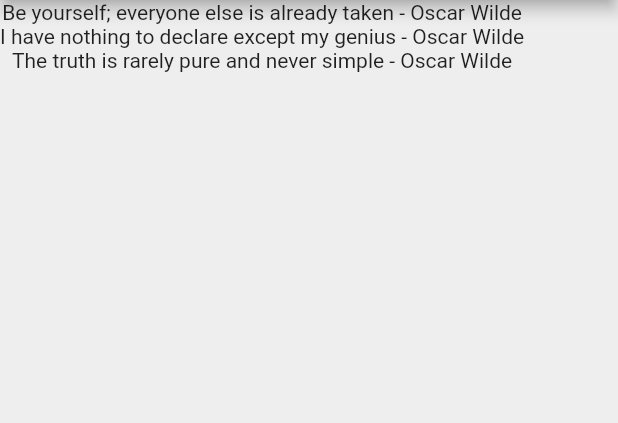
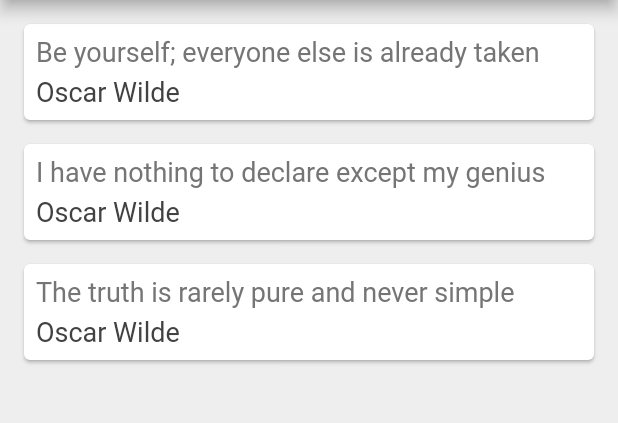
Before and after one commit to Lakshan555/QuoteList, a Flutter app: the screen it shows after launch, on a phone screen of 412 x 824 dp, the part 84-507 px from its top. Run offline on Flutter 3.47's test engine with Material 2 defaults, Android fonts, the phone set to English and light mode, and no system bars.

Commit message:
custom class(Map)

```diff
--- a/lib/main.dart
+++ b/lib/main.dart
@@ -21,6 +21,10 @@ class _QuoteListState extends State<QuoteList> {
     Quote(author: 'Oscar Wilde', text: 'The truth is rarely pure and never simple')
   ];
 
+  // Widget quteTemplete(quote){
+  //   return QuoteCard(quote:quote);
+  // }
+
   @override
   Widget build(BuildContext context) {
     return Scaffold(
@@ -32,10 +36,47 @@ class _QuoteListState extends State<QuoteList> {
       ),
 
       body: Column(
-        children: quotes.map((quote) => Text('${quote.text} - ${quote.author}')).toList(),
+        children: quotes.map((quote) => QuoteCard(quote:quote)).toList(),
 
       ),
 
     );
   }
 }
+
+class QuoteCard extends StatelessWidget {
+
+  final Quote quote;
+
+  QuoteCard({required this.quote});
+
+  @override
+  Widget build(BuildContext context) {
+    return Card(
+      margin: EdgeInsets.fromLTRB(16, 16, 16, 0),
+      child: Padding(
+        padding: const EdgeInsets.all(8.0),
+        child: Column(
+          crossAxisAlignment: CrossAxisAlignment.stretch,
+          children: [
+            Text(
+              quote.text,
+              style: TextStyle(
+                fontSize: 18,
+                color: Colors.grey[600]
+              ),
+            ),
+            SizedBox(height: 6),
+            Text(
+              quote.author,
+              style: TextStyle(
+                  fontSize: 18,
+                  color: Colors.grey[800]
+              ),
+            ),
+          ],
+        ),
+      ) ,
+    );
+  }
+}
```
Also changed, not shown: pubspec.lock.
